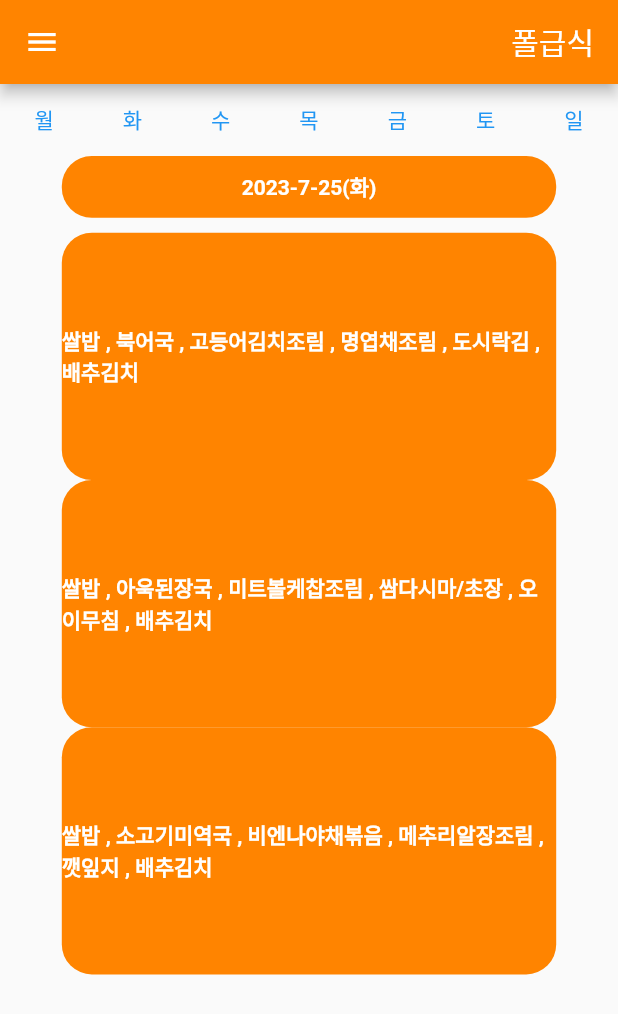
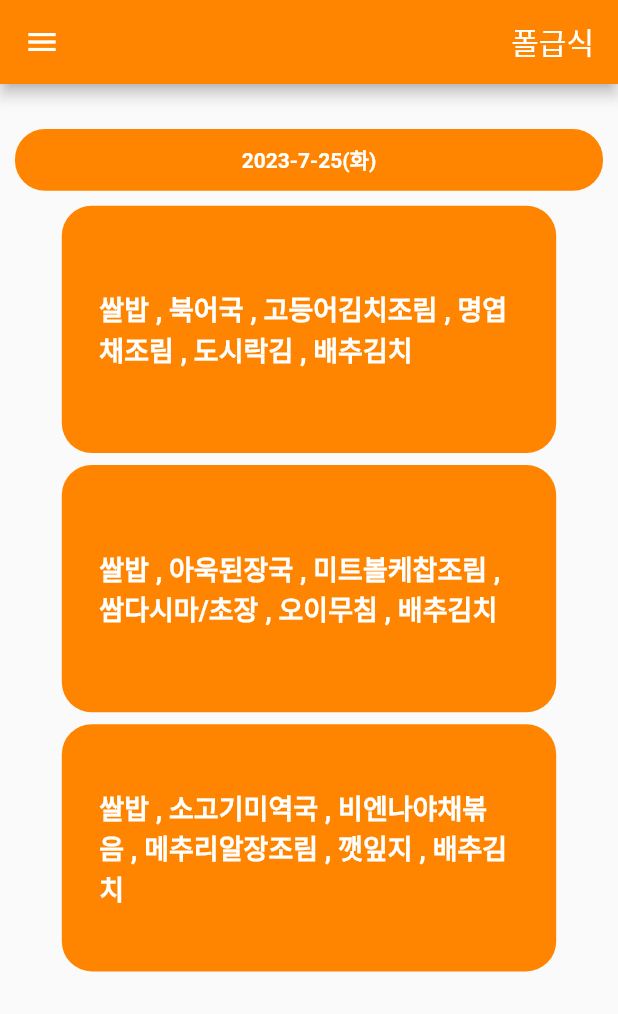
Before and after one commit to hhpp1205/polyMealApp, a Flutter app: the screen it shows after launch, on a phone screen of 412 x 824 dp. Shown: the top 1014 px of the screen. Run offline on Flutter 3.47's test engine with Material 2 defaults, Android fonts, the phone set to English and light mode, and no system bars.

Commit message:
Feat : 기본 레이아웃 완성

```diff
--- a/lib/main.dart
+++ b/lib/main.dart
@@ -1,5 +1,15 @@
 import 'package:flutter/material.dart';
 import 'package:poly_meal/screen/main_screen.dart';
+
+const Map<int, String> WEEKDAY_MAP = {
+1: '월',
+2: '화',
+3: '수',
+4: '목',
+5: '금',
+6: '토',
+7: '일',
+};
 
 void main() {
   return runApp(
--- a/lib/screen/main_screen.dart
+++ b/lib/screen/main_screen.dart
@@ -1,4 +1,5 @@
 import 'package:flutter/material.dart';
+import 'package:poly_meal/main.dart';
 
 class MainScreen extends StatefulWidget {
   const MainScreen({super.key});
@@ -8,21 +9,7 @@ class MainScreen extends StatefulWidget {
 }
 
 class _MainScreenState extends State<MainScreen> {
-  final selectDate = DateTime.now();
-  late int year = selectDate.year;
-  late int month = selectDate.month;
-  late int day = selectDate.day;
-  late int weekday = selectDate.weekday;
-
-  final Map<int, String> weekdayMap = {
-    1: '월',
-    2: '화',
-    3: '수',
-    4: '목',
-    5: '금',
-    6: '토',
-    7: '일',
-  };
+  final selectedDate = DateTime.now();
 
   List<String> menu = [
     '쌀밥 , 북어국 , 고등어김치조림 , 명엽채조림 , 도시락김 , 배추김치',
@@ -49,70 +36,43 @@ class _MainScreenState extends State<MainScreen> {
         ),
       ),
       body: Column(
+        crossAxisAlignment: CrossAxisAlignment.stretch,
         children: [
-          Row(
-            mainAxisAlignment: MainAxisAlignment.start,
-            children: [
-              Flexible(
-                child: TextButton(
-                  onPressed: () {},
-                  child: Text(
-                    '월',
+          _DateBar(
+            selectedDate: selectedDate,
           ),
-                ),
-              ),
-              Flexible(
-                child: TextButton(
-                  onPressed: () {},
-                  child: Text(
-                    '화',
-                  ),
-                ),
-              ),
-              Flexible(
-                child: TextButton(
-                  onPressed: () {},
-                  child: Text(
-                    '수',
-                  ),
-                ),
-              ),
-              Flexible(
-                child: TextButton(
-                  onPressed: () {},
-                  child: Text(
-                    '목',
-                  ),
-                ),
-              ),
-              Flexible(
-                child: TextButton(
-                  onPressed: () {},
-                  child: Text(
-                    '금',
-                  ),
-                ),
-              ),
-              Flexible(
-                child: TextButton(
-                  onPressed: () {},
-                  child: Text(
-                    '토',
-                  ),
-                ),
-              ),
-              Flexible(
-                child: TextButton(
-                  onPressed: () {},
-                  child: Text(
-                    '일',
-                  ),
-                ),
+          Column(
+            children: menu
+                .map((x) => MenuBox(menu: x,)).toList(),
           ),
         ],
       ),
-          Padding(
-            padding: const EdgeInsets.only(bottom: 10.0),
+    );
+  }
+}
+
+class _DateBar extends StatelessWidget {
+  final DateTime selectedDate;
+  late int year;
+  late int month;
+  late int day;
+  late int weekday;
+
+  _DateBar({
+    required this.selectedDate,
+    super.key,
+  }) {
+    year = selectedDate.year;
+    month = selectedDate.month;
+    day = selectedDate.day;
+    weekday = selectedDate.weekday;
+  }
+
+  @override
+  Widget build(BuildContext context) {
+    return Padding(
+      padding:
+          const EdgeInsets.only(bottom: 10.0, top: 30.0, left: 10, right: 10),
       child: Container(
         width: MediaQuery.of(context).size.width * 0.8,
         height: MediaQuery.of(context).size.height * 0.05,
@@ -123,7 +83,7 @@ class _MainScreenState extends State<MainScreen> {
         child: Align(
           alignment: Alignment.center,
           child: Text(
-                  '$year-$month-$day(${weekdayMap[weekday]})',
+            '$year-$month-$day(${WEEKDAY_MAP[weekday]})',
             style: TextStyle(
               color: Colors.white,
               fontWeight: FontWeight.w700,
@@ -131,10 +91,23 @@ class _MainScreenState extends State<MainScreen> {
           ),
         ),
       ),
-          ),
-          Column(
-            children: menu
-                .map((x) => Container(
+    );
+  }
+}
+
+class MenuBox extends StatelessWidget {
+  final String menu;
+
+  const MenuBox({
+    required this.menu,
+    super.key,
+  });
+
+  @override
+  Widget build(BuildContext context) {
+    return Padding(
+      padding: const EdgeInsets.only(bottom: 8.0),
+      child: Container(
         width: MediaQuery.of(context).size.width * 0.8,
         height: MediaQuery.of(context).size.height * 0.20,
         decoration: BoxDecoration(
@@ -143,18 +116,18 @@ class _MainScreenState extends State<MainScreen> {
         ),
         child: Align(
           alignment: Alignment.center,
+          child: Padding(
+            padding: const EdgeInsets.all(25.0),
             child: Text(
-                            x,
+              menu,
               style: TextStyle(
+                fontSize: 18.0,
                 color: Colors.white,
                 fontWeight: FontWeight.w700,
               ),
             ),
           ),
-                    ))
-                .toList(),
         ),
-        ],
       ),
     );
   }
```
Lines whose indentation alone changed are shown as unchanged.
